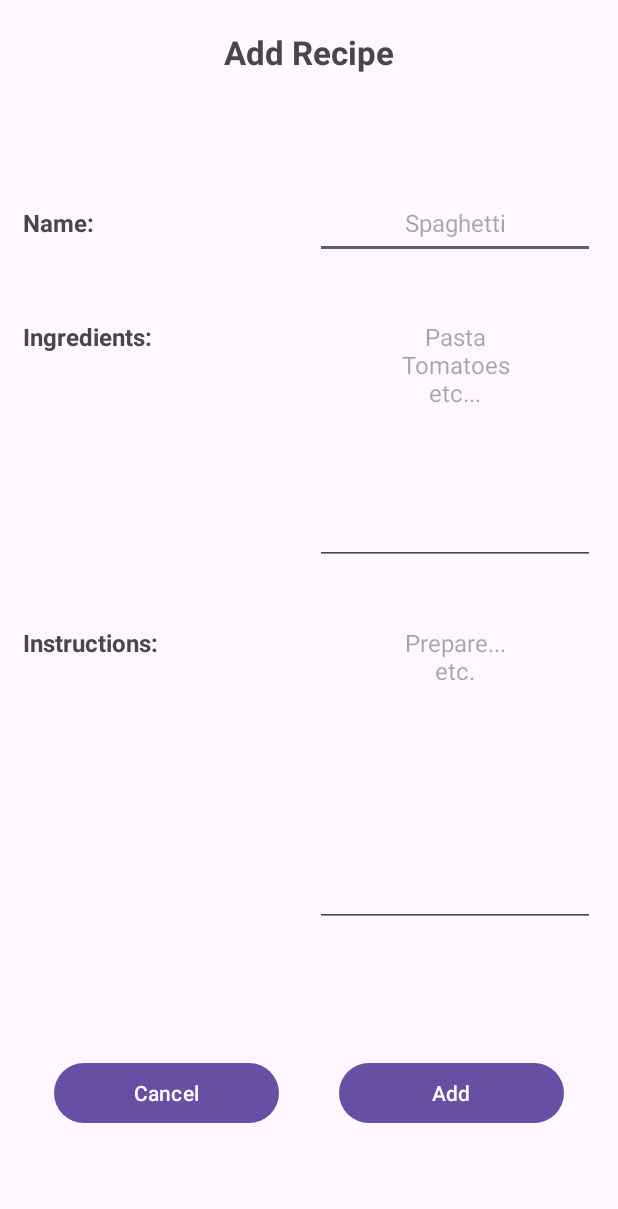
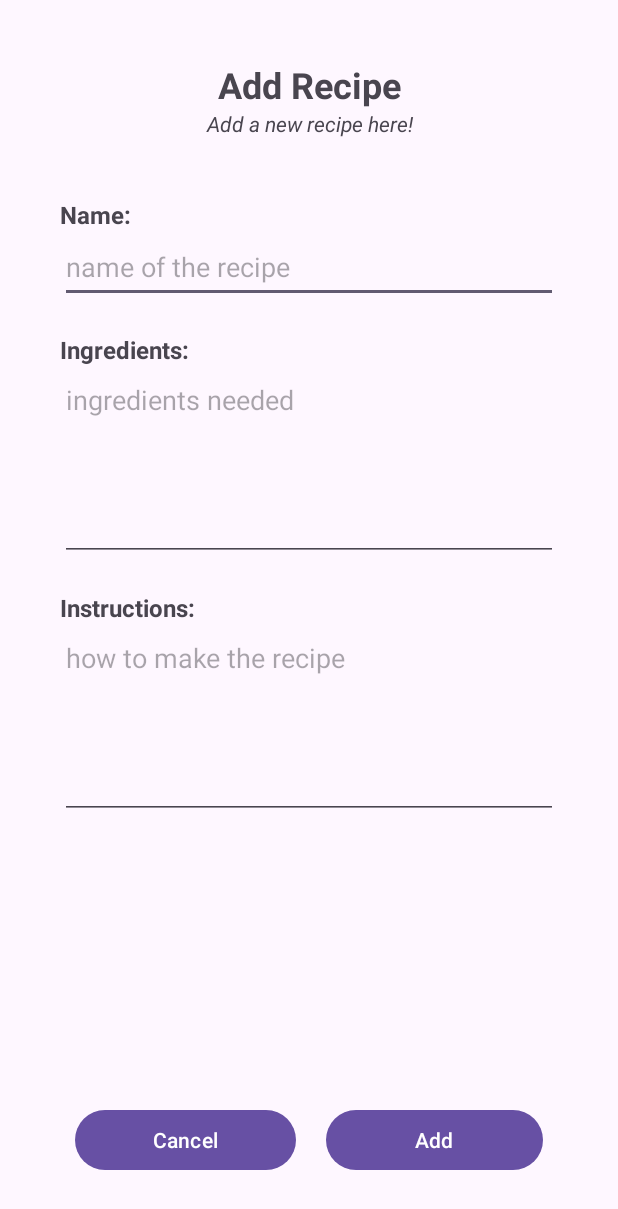
Before and after one commit to reecevlr/RecipeProject, an Android app: the AddRecipe screen opened directly, with no data from a screen before it, on a phone screen of 412 x 824 dp. Shown: the top 1209 px of the screen. Run offline under Robolectric (Android 15) with nearby library versions, the phone set to English and light mode, and no system bars.

Commit message:
Add files via upload

```diff
--- a/app/src/main/res/layout/add_recipe.xml
+++ b/app/src/main/res/layout/add_recipe.xml
@@ -1,44 +1,39 @@
 <?xml version="1.0" encoding="utf-8"?>
-<androidx.constraintlayout.widget.ConstraintLayout xmlns:android="http://schemas.android.com/apk/res/android"
-    android:layout_width="match_parent"
-    android:layout_height="match_parent">
-
-    <LinearLayout
+<LinearLayout xmlns:android="http://schemas.android.com/apk/res/android"
+    xmlns:app="http://schemas.android.com/apk/res-auto"
     android:layout_width="match_parent"
     android:layout_height="match_parent"
-        android:orientation="vertical">
+    android:orientation="vertical"
+    android:padding="40dp">
+
+    <TextView
+        android:id="@+id/textView"
+        android:layout_width="match_parent"
+        android:layout_height="wrap_content"
+        android:gravity="center"
+        android:text="Add Recipe"
+        android:textSize="24sp"
+        android:textStyle="bold" />
+
+    <TextView
+        android:id="@+id/textView3"
+        android:layout_width="match_parent"
+        android:layout_height="wrap_content"
+        android:gravity="center"
+        android:text="Add a new recipe here!"
+        android:textStyle="italic" />
+
+    <Space
+        android:layout_width="match_parent"
+        android:layout_height="40dp" />
 
     <LinearLayout
         android:layout_width="match_parent"
         android:layout_height="wrap_content"
-            android:layout_marginBottom="40dp"
-            android:orientation="horizontal"
-            android:padding="20dp">
+        android:orientation="horizontal">
 
         <TextView
-                android:id="@+id/textView2"
-                android:layout_width="wrap_content"
-                android:layout_height="wrap_content"
-                android:layout_weight="1"
-                android:gravity="center"
-                android:text="Add Recipe"
-                android:textSize="22sp"
-                android:textStyle="bold" />
-        </LinearLayout>
-
-        <LinearLayout
-            android:layout_width="match_parent"
-            android:layout_height="wrap_content"
-            android:orientation="vertical">
-
-            <LinearLayout
-                android:layout_width="match_parent"
-                android:layout_height="wrap_content"
-                android:orientation="horizontal"
-                android:padding="15dp">
-
-                <TextView
-                    android:id="@+id/textView3"
+            android:id="@+id/textView4"
             android:layout_width="wrap_content"
             android:layout_height="wrap_content"
             android:layout_weight="1"
@@ -46,26 +41,31 @@
             android:textSize="16sp"
             android:textStyle="bold" />
 
+        <Space
+            android:layout_width="wrap_content"
+            android:layout_height="wrap_content"
+            android:layout_weight="1" />
+    </LinearLayout>
+
     <EditText
         android:id="@+id/etRecipeName"
-                    android:layout_width="wrap_content"
+        android:layout_width="match_parent"
         android:layout_height="48dp"
-                    android:layout_weight="0"
         android:ems="10"
-                    android:gravity="center"
-                    android:hint="Spaghetti"
-                    android:inputType="text"
-                    android:textSize="16sp" />
-            </LinearLayout>
+        android:hint="name of the recipe"
+        android:inputType="text" />
+
+    <Space
+        android:layout_width="match_parent"
+        android:layout_height="20dp" />
 
     <LinearLayout
         android:layout_width="match_parent"
         android:layout_height="wrap_content"
-                android:orientation="horizontal"
-                android:padding="15dp">
+        android:orientation="horizontal">
 
         <TextView
-                    android:id="@+id/textView4"
+            android:id="@+id/textView5"
             android:layout_width="wrap_content"
             android:layout_height="wrap_content"
             android:layout_weight="1"
@@ -73,27 +73,32 @@
             android:textSize="16sp"
             android:textStyle="bold" />
 
+        <Space
+            android:layout_width="wrap_content"
+            android:layout_height="wrap_content"
+            android:layout_weight="1" />
+    </LinearLayout>
+
     <EditText
         android:id="@+id/etRecipeIngredients"
-                    android:layout_width="wrap_content"
-                    android:layout_height="wrap_content"
-                    android:layout_weight="0"
+        android:layout_width="match_parent"
+        android:layout_height="130dp"
         android:ems="10"
-                    android:gravity="center|top"
-                    android:hint="Pasta\nTomatoes\netc..."
-                    android:inputType="textMultiLine"
-                    android:minLines="8"
-                    android:textSize="16sp" />
-            </LinearLayout>
+        android:gravity="start|top"
+        android:hint="ingredients needed"
+        android:inputType="textMultiLine" />
+
+    <Space
+        android:layout_width="match_parent"
+        android:layout_height="20dp" />
 
     <LinearLayout
         android:layout_width="match_parent"
         android:layout_height="wrap_content"
-                android:orientation="horizontal"
-                android:padding="15dp">
+        android:orientation="horizontal">
 
         <TextView
-                    android:id="@+id/textView5"
+            android:id="@+id/textView6"
             android:layout_width="wrap_content"
             android:layout_height="wrap_content"
             android:layout_weight="1"
@@ -101,39 +106,47 @@
             android:textSize="16sp"
             android:textStyle="bold" />
 
+        <Space
+            android:layout_width="wrap_content"
+            android:layout_height="wrap_content"
+            android:layout_weight="1" />
+    </LinearLayout>
+
     <EditText
         android:id="@+id/etRecipeInstructions"
-                    android:layout_width="wrap_content"
-                    android:layout_height="wrap_content"
-                    android:layout_weight="0"
+        android:layout_width="match_parent"
+        android:layout_height="130dp"
         android:ems="10"
-                    android:gravity="center|top"
-                    android:hint="Prepare...\netc."
-                    android:inputType="textMultiLine"
-                    android:minLines="10"
-                    android:textSize="16sp" />
-            </LinearLayout>
-        </LinearLayout>
+        android:gravity="start|top"
+        android:hint="how to make the recipe"
+        android:inputType="textMultiLine" />
+
+    <Space
+        android:layout_width="match_parent"
+        android:layout_height="20dp" />
 
     <LinearLayout
         android:layout_width="match_parent"
         android:layout_height="match_parent"
-            android:orientation="horizontal"
-            android:gravity="center">
+        android:gravity="bottom"
+        android:orientation="horizontal">
 
         <Button
             android:id="@+id/btnReturn"
-                android:layout_width="150dp"
+            android:layout_width="wrap_content"
             android:layout_height="wrap_content"
-                android:layout_marginRight="20dp"
+            android:layout_marginLeft="10dp"
+            android:layout_marginRight="10dp"
+            android:layout_weight="1"
             android:text="Cancel" />
 
         <Button
             android:id="@+id/btnAddRecipe"
-                android:layout_width="150dp"
+            android:layout_width="wrap_content"
             android:layout_height="wrap_content"
-                android:layout_marginLeft="20dp"
+            android:layout_marginLeft="10dp"
+            android:layout_marginRight="10dp"
+            android:layout_weight="1"
             android:text="Add" />
     </LinearLayout>
 </LinearLayout>
-</androidx.constraintlayout.widget.ConstraintLayout>
```
Also changed, not shown: app/src/main/res/layout/activity_main.xml (+70 -37 lines), app/src/main/res/layout/view_recipe_details.xml (+8 -8 lines). Lines whose indentation alone changed are shown as unchanged.
